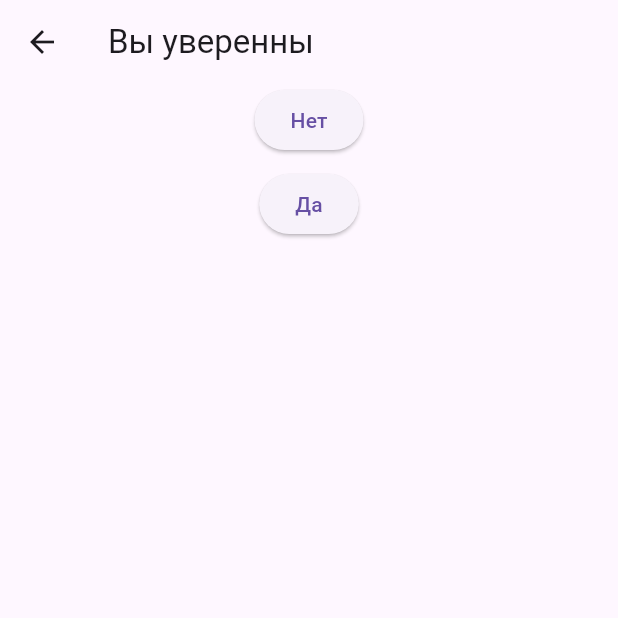
After one commit to DQD1K/Korporativki4, a Flutter app: the DeletePage screen opened directly, on a phone screen of 412 x 824 dp, the top half of it. The commit adds this screen. Run offline on Flutter 3.47's test engine with Material 3 defaults, Android fonts, the phone set to English and light mode, and no system bars.

Commit message:
работаем

```diff
--- /dev/null
+++ b/flutter_application_4/lib/delete_page.dart
@@ -0,0 +1,27 @@
+import 'package:flutter/material.dart';
+import 'package:flutter_application_3/main.dart';
+
+
+
+class DeletePage extends StatelessWidget {
+  @override
+  Widget build(BuildContext context) {
+    return Scaffold(
+      appBar: AppBar(title: const Text('Вы уверенны')),
+      body: Center(
+        child: Column(children: [
+        ElevatedButton(onPressed: (){
+        Navigator.pop(context);
+      }, child: const Text('Нет')),
+      const SizedBox(height: 8,),
+      ElevatedButton(onPressed: (){
+        print('eafsf'); //Как удалить элемент список??????????????????????????????????????
+      },
+      child: const Text('Да'))
+
+        ],)
+
+      ),
+    );
+  }
+}
--- a/flutter_application_4/lib/product_detail_page.dart
+++ b/flutter_application_4/lib/product_detail_page.dart
@@ -1,5 +1,6 @@
 import 'package:flutter/material.dart';
 import 'main.dart';
+import 'delete_page.dart';
 
 class ProductDetailPage extends StatelessWidget {
   final Product product;
@@ -38,6 +39,10 @@ class ProductDetailPage extends StatelessWidget {
               "Цена: \$${product.price}",
               style: const TextStyle(fontSize: 20, fontWeight: FontWeight.bold),
             ),
+            const SizedBox(height: 8,),
+            Center(child: ElevatedButton(onPressed: (){
+              Navigator.push(context, MaterialPageRoute(builder: (context) => DeletePage()));},
+              child: const Text('Удалить обьявление'))),
           ],
         ),
       ),
```
